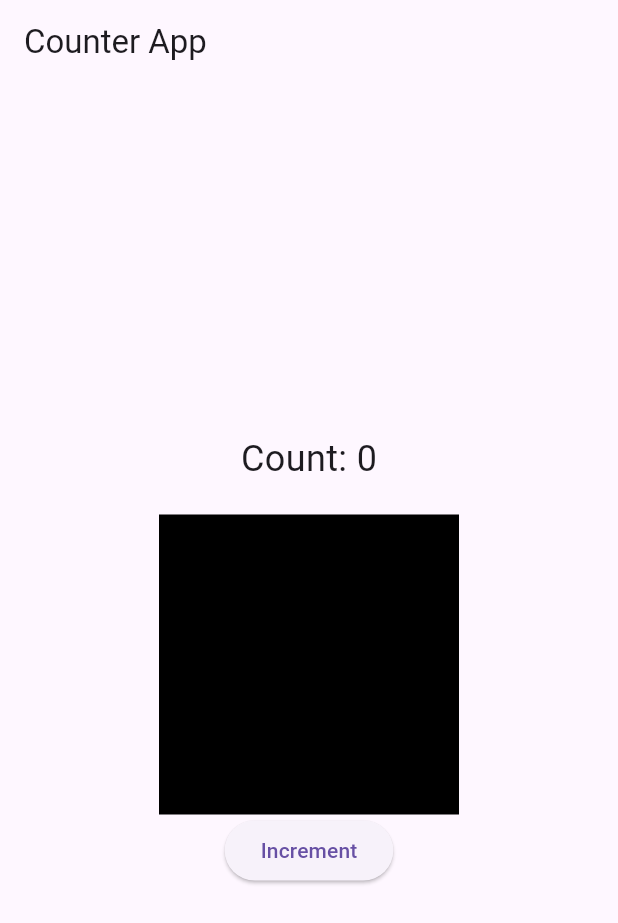
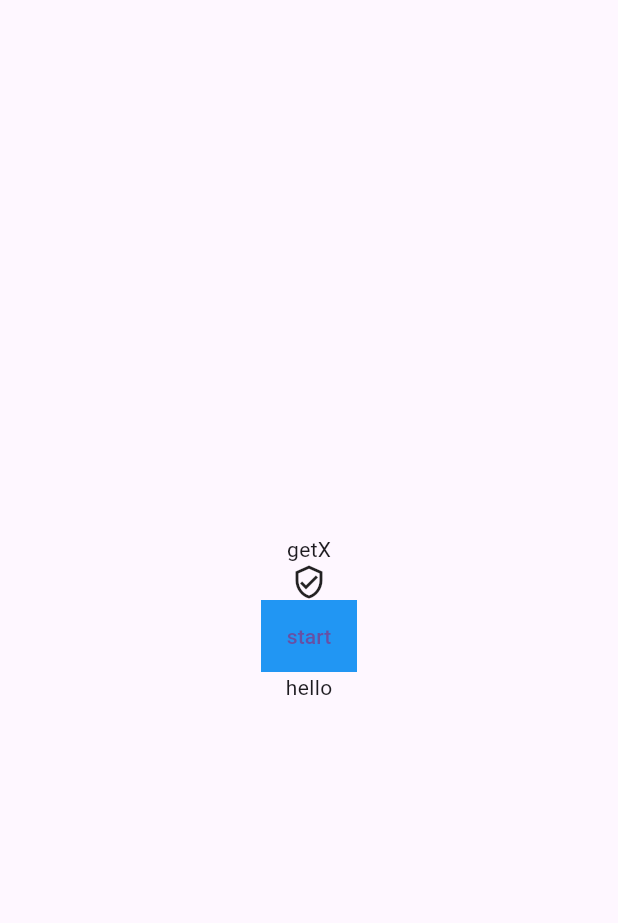
Before and after one commit to sh18il/learning-provider, a Flutter app: the screen it shows after launch, on a phone screen of 412 x 824 dp. Shown: the top 923 px of the screen. Run offline on Flutter 3.47's test engine with Material 3 defaults, Android fonts, the phone set to English and light mode, and no system bars; our stand-ins replace get.

Commit message:
just update new files

```diff
--- /dev/null
+++ b/lib/getx.dart
@@ -0,0 +1,83 @@
+// import 'dart:math';
+
+// import 'package:flutter/material.dart';
+// import 'package:get/get.dart';
+// import 'package:learning_provider/getx_exaple.dart';
+
+// class HomeScreen extends StatelessWidget {
+//   const HomeScreen({super.key});
+
+//   @override
+//   Widget build(BuildContext context) {
+//     final Example gett = Get.put(Example());
+//     return Scaffold(
+//       body: Center(
+//         child: Column(mainAxisAlignment: MainAxisAlignment.center, children: [
+//           Text('getX'),
+//           Obx(() => Column(
+//                 children: [
+//                   gett.sing == true
+//                       ? Icon(Icons.verified_user_outlined)
+//                       : CircularProgressIndicator(),
+//                   Container(
+//                     color: gett.sing == true ? Colors.blue : Colors.red,
+//                     child: TextButton(
+//                       onPressed: () {
+//                         gett.valueChange();
+//                       },
+//                       child: gett.sing == true ? Text('start') : Text('stop'),
+//                     ),
+//                   ),
+//                 ],
+//               ))
+//         ]),
+//       ),
+//     );
+//   }
+// }
+import 'dart:developer';
+
+import 'package:flutter/material.dart';
+import 'package:get/get.dart';
+import 'package:learning_provider/getx_exaple.dart';
+
+class HomeScreen extends StatelessWidget {
+  const HomeScreen({Key? key}) : super(key: key);
+
+  @override
+  Widget build(BuildContext context) {
+    log('message');
+    final Example gett = Get.put(Example());
+    return Scaffold(
+      body: Center(
+        child: Column(
+          mainAxisAlignment: MainAxisAlignment.center,
+          children: [
+            Text('getX'),
+            Obx(() => Column(
+                  children: [
+                    gett.sing == true
+                        ? Icon(Icons.verified_user_outlined)
+                        : CircularProgressIndicator(),
+                    Container(
+                      color: gett.sing == true ? Colors.blue : Colors.red,
+                      child: TextButton(
+                        onPressed: () {
+                          gett.valueChange(); // Corrected method name
+                        },
+                        child: gett.sing == true ? Text('start') : Text('stop'),
+                      ),
+                    ),
+                  ],
+                )),
+            Obx(() => Column(
+                  children: [
+                    gett.sing == true ? Text('hello') : Text('hey'),
+                  ],
+                ))
+          ],
+        ),
+      ),
+    );
+  }
+}
--- /dev/null
+++ b/lib/getx_exaple.dart
@@ -0,0 +1,10 @@
+import 'package:get/get.dart';
+
+class Example extends GetxController {
+  var sing = true.obs;
+
+  valueChange() {
+    sing.value = !sing.value;
+
+  }
+}
--- a/lib/main.dart
+++ b/lib/main.dart
@@ -1,106 +1,114 @@
+// // import 'package:flutter/material.dart';
+// // import 'package:provider/provider.dart';
+
+// // void main() {
+// //   runApp(MyApp());
+// // }
+
+// // class MyApp extends StatelessWidget {
+// //   @override
+// //   Widget build(BuildContext context) {
+// //     return ChangeNotifierProvider(
+// //       create: (context) => TodoList(),
+// //       child: MaterialApp(
+// //         home: TodoListScreen(),
+// //       ),
+// //     );
+// //   }
+// // }
+
+// // class Todo {
+// //   String title;
+// //   bool isCompleted;
+
+// //   Todo({required this.title, this.isCompleted = false});
+// // }
+
+// // class TodoList extends ChangeNotifier {
+// //   List<Todo> _todos = [];
+
+// //   List<Todo> get todos => _todos;
+
+// //   void addTodo(String title) {
+// //     _todos.add(Todo(title: title));
+// //     notifyListeners();
+// //   }
+
+// //   void toggleTodoState(int index) {
+// //     _todos[index].isCompleted = !_todos[index].isCompleted;
+// //     notifyListeners();
+// //   }
+// // }
+
+// // class TodoListScreen extends StatelessWidget {
+// //   @override
+// //   Widget build(BuildContext context) {
+// //     final todoList = Provider.of<TodoList>(context);
+
+// //     return Scaffold(
+// //       appBar: AppBar(
+// //         title: Text('Todo List'),
+// //       ),
+// //       body: ListView.builder(
+// //         itemCount: todoList.todos.length,
+// //         itemBuilder: (context, index) {
+// //           final todo = todoList.todos[index];
+// //           return ListTile(
+// //             title: Text(todo.title),
+// //             leading: Checkbox(
+// //               value: todo.isCompleted,
+// //               onChanged: (_) => todoList.toggleTodoState(index),
+// //             ),
+// //           );
+// //         },
+// //       ),
+// //       floatingActionButton: FloatingActionButton(
+// //         onPressed: () {
+// //           showDialog(
+// //             context: context,
+// //             builder: (context) {
+// //               String newTodoTitle = '';
+// //               return AlertDialog(
+// //                 title: Text('Add Todo'),
+// //                 content: TextField(
+// //                   onChanged: (value) => newTodoTitle = value,
+// //                   decoration: InputDecoration(
+// //                     hintText: 'Enter todo title',
+// //                   ),
+// //                 ),
+// //                 actions: <Widget>[
+// //                   TextButton(
+// //                     onPressed: () {
+// //                       if (newTodoTitle.isNotEmpty) {
+// //                         todoList.addTodo(newTodoTitle);
+// //                         Navigator.pop(context);
+// //                       }
+// //                     },
+// //                     child: Text('Add'),
+// //                   ),
+// //                 ],
+// //               );
+// //             },
+// //           );
+// //         },
+// //         child: Icon(Icons.add),
+// //       ),
+// //     );
+// //   }
+// // }
+
+// import 'dart:developer';
+
 // import 'package:flutter/material.dart';
 // import 'package:provider/provider.dart';
 
-// void main() {
-//   runApp(MyApp());
-// }
+import 'package:flutter/material.dart';
+import 'package:get/get.dart';
+import 'package:learning_provider/getx.dart';
+import 'package:learning_provider/main2.dart';
+import 'package:provider/provider.dart';
 
-// class MyApp extends StatelessWidget {
-//   @override
-//   Widget build(BuildContext context) {
-//     return ChangeNotifierProvider(
-//       create: (context) => TodoList(),
-//       child: MaterialApp(
-//         home: TodoListScreen(),
-//       ),
-//     );
-//   }
-// }
-
-// class Todo {
-//   String title;
-//   bool isCompleted;
-
-//   Todo({required this.title, this.isCompleted = false});
-// }
-
-// class TodoList extends ChangeNotifier {
-//   List<Todo> _todos = [];
-
-//   List<Todo> get todos => _todos;
-
-//   void addTodo(String title) {
-//     _todos.add(Todo(title: title));
-//     notifyListeners();
-//   }
-
-//   void toggleTodoState(int index) {
-//     _todos[index].isCompleted = !_todos[index].isCompleted;
-//     notifyListeners();
-//   }
-// }
-
-// class TodoListScreen extends StatelessWidget {
-//   @override
-//   Widget build(BuildContext context) {
-//     final todoList = Provider.of<TodoList>(context);
-
-//     return Scaffold(
-//       appBar: AppBar(
-//         title: Text('Todo List'),
-//       ),
-//       body: ListView.builder(
-//         itemCount: todoList.todos.length,
-//         itemBuilder: (context, index) {
-//           final todo = todoList.todos[index];
-//           return ListTile(
-//             title: Text(todo.title),
-//             leading: Checkbox(
-//               value: todo.isCompleted,
-//               onChanged: (_) => todoList.toggleTodoState(index),
-//             ),
-//           );
-//         },
-//       ),
-//       floatingActionButton: FloatingActionButton(
-//         onPressed: () {
-//           showDialog(
-//             context: context,
-//             builder: (context) {
-//               String newTodoTitle = '';
-//               return AlertDialog(
-//                 title: Text('Add Todo'),
-//                 content: TextField(
-//                   onChanged: (value) => newTodoTitle = value,
-//                   decoration: InputDecoration(
-//                     hintText: 'Enter todo title',
-//                   ),
-//                 ),
-//                 actions: <Widget>[
-//                   TextButton(
-//                     onPressed: () {
-//                       if (newTodoTitle.isNotEmpty) {
-//                         todoList.addTodo(newTodoTitle);
-//                         Navigator.pop(context);
-//                       }
-//                     },
-//                     child: Text('Add'),
-//                   ),
-//                 ],
-//               );
-//             },
-//           );
-//         },
-//         child: Icon(Icons.add),
-//       ),
-//     );
-//   }
-// }
-
-import 'dart:developer';
-
-import 'package:flutter/material.dart';
-import 'package:provider/provider.dart';
+import 'provider.dart';
 
 void main() {
   runApp(MyApp());
@@ -109,66 +117,64 @@ void main() {
 class MyApp extends StatelessWidget {
   @override
   Widget build(BuildContext context) {
-    return ChangeNotifierProvider(
-      create: (context) => Counter(),
-      child: MaterialApp(
-        home: CounterScreen(),
-      ),
+    return GetMaterialApp(
+        home: HomeScreen(),
+
     );
   }
 }
 
-class Counter extends ChangeNotifier {
-  int count = 0;
-  List<Color> colort = [
-    Colors.black,
-    Colors.red,
-    Colors.green,
-    Colors.blue,
-    Colors.yellow
-  ];
+// class Counter extends ChangeNotifier {
+//   int count = 0;
+//   List<Color> colort = [
+//     Colors.black,
+//     Colors.red,
+//     Colors.green,
+//     Colors.blue,
+//     Colors.yellow
+//   ];
 
-  void increment() {
-    count++;
+//   void increment() {
+//     count++;
 
-    notifyListeners();
-  }
-}
+//     notifyListeners();
+//   }
+// }
 
-class CounterScreen extends StatelessWidget {
-  @override
-  Widget build(BuildContext context) {
-    log('message');
-    final counter = Provider.of<Counter>(context, listen: false);
+// class CounterScreen extends StatelessWidget {
+//   @override
+//   Widget build(BuildContext context) {
+//     log('message');
+//     final counter = Provider.of<Counter>(context, listen: false);
 
-    return Scaffold(
-      appBar: AppBar(
-        title: Text('Counter App'),
-      ),
-      body: Center(
-        child: Column(
-          mainAxisAlignment: MainAxisAlignment.center,
-          children: <Widget>[
-            Consumer<Counter>(builder: (context, pro, _) {
-              return Text(
-                'Count: ${pro.count}',
-                style: TextStyle(fontSize: 24),
-              );
-            }),
-            SizedBox(height: 20),
-            Consumer<Counter>(builder: (context, pro, _) {
-              return Container(
-                  width: 200,
-                  height: 200,
-                  color: pro.colort[pro.count % pro.colort.length]);
-            }),
-            ElevatedButton(
-              onPressed: () => counter.increment(),
-              child: Text('Increment'),
-            ),
-          ],
-        ),
-      ),
-    );
-  }
-}
+//     return Scaffold(
+//       appBar: AppBar(
+//         title: Text('Counter App'),
+//       ),
+//       body: Center(
+//         child: Column(
+//           mainAxisAlignment: MainAxisAlignment.center,
+//           children: <Widget>[
+//             Consumer<Counter>(builder: (context, pro, _) {
+//               return Text(
+//                 'Count: ${pro.count}',
+//                 style: TextStyle(fontSize: 24),
+//               );
+//             }),
+//             SizedBox(height: 20),
+//             Consumer<Counter>(builder: (context, pro, _) {
+//               return Container(
+//                   width: 200,
+//                   height: 200,
+//                   color: pro.colort[pro.count % pro.colort.length]);
+//             }),
+//             ElevatedButton(
+//               onPressed: () => counter.increment(),
+//               child: Text('Increment'),
+//             ),
+//           ],
+//         ),
+//       ),
+//     );
+//   }
+// }
--- a/lib/provider.dart
+++ b/lib/provider.dart
@@ -1,12 +1,16 @@
-//event--->numbers--->Last item +1-->update the List
+// //event--->numbers--->Last item +1-->update the List
 
-import 'package:flutter/material.dart';
+// import 'dart:developer';
 
-class NumbeListProvider extends ChangeNotifier {
-  int count = 0;
+// import 'package:flutter/material.dart';
 
-  void addNumbers() {
-    count++;
-    notifyListeners();
-  }
-}
+// class NumbeListProvider extends ChangeNotifier {
+//   bool isicon = true;
+
+//   changeValue() {
+//     isicon = !isicon;
+
+
+//     notifyListeners();
+//   }
+// }
```
Also changed, not shown: lib/main2.dart (added, +58 -0 lines), lib/secondscreen.dart (+33 -33 lines), pubspec.yaml (+1 -6 lines), pubspec.lock.
